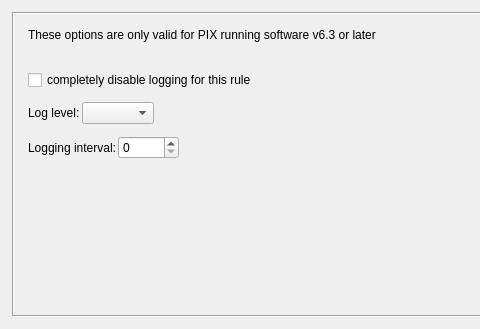
The window that src/libgui/ruleoptionsdialog_q.ui (fwbuilder/fwbuilder) describes before a commit, drawn with Qt 5; both pictures show x 0 to 480 and y 0 to 329 of the 1186 by 329 pixel window.
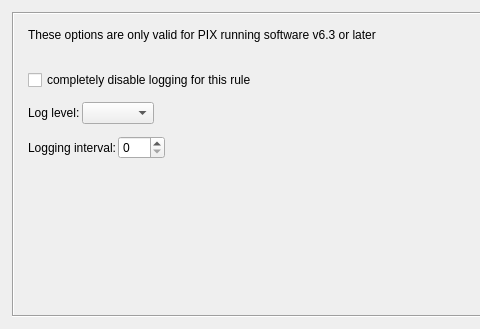
The same window after the commit. The open tabs and pages were chosen to show the change.

Commit message: see #2288 Cisco ASA firewalls can be configured with invalid log interval  set max allowed value of logging interval to 600

The edit to the form file:
```diff
--- a/src/libgui/ruleoptionsdialog_q.ui
+++ b/src/libgui/ruleoptionsdialog_q.ui
@@ -1933,7 +1933,7 @@
             <item>
              <widget class="QSpinBox" name="pix_log_interval">
               <property name="maximum">
-               <number>10000</number>
+               <number>600</number>
               </property>
              </widget>
             </item>
```
